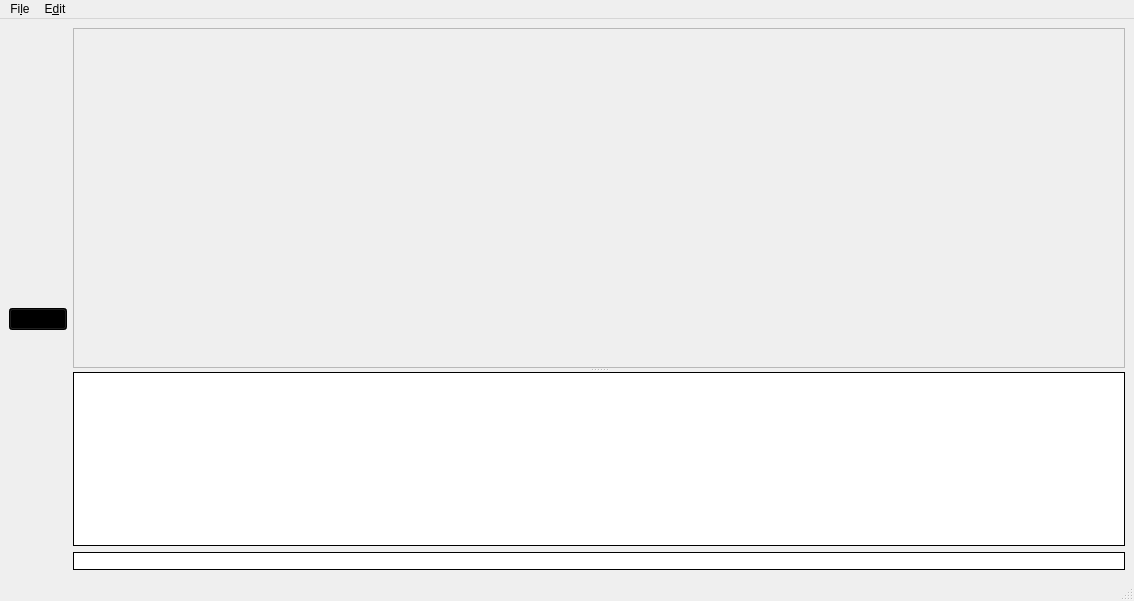
Qt form app/ui/main_window.ui (drahoja9/BI-OOP-CAD) before a commit.
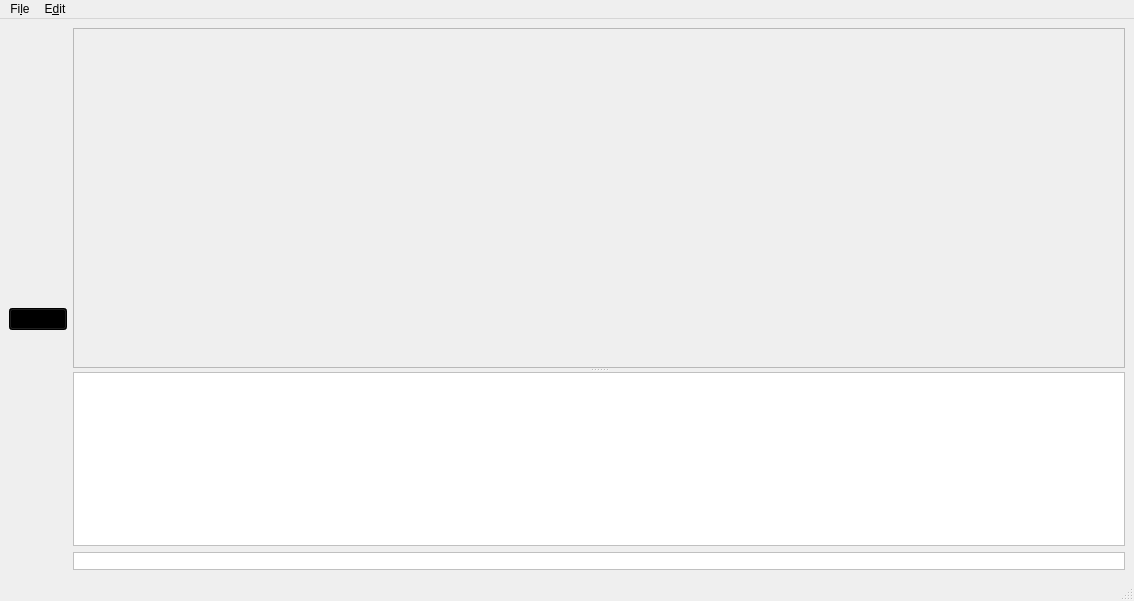
The same form after that commit. Icons and pictures are not drawn.

The edit to the form file:
```diff
--- a/app/ui/main_window.ui
+++ b/app/ui/main_window.ui
@@ -383,14 +383,14 @@
           <item>
            <widget class="QTextBrowser" name="history">
             <property name="styleSheet">
-             <string notr="true">border: 1px solid black;</string>
+             <string notr="true">border: 1px solid silver;</string>
             </property>
            </widget>
           </item>
           <item>
            <widget class="QLineEdit" name="manualInput">
             <property name="styleSheet">
-             <string notr="true">border: 1px solid black;</string>
+             <string notr="true">border: 1px solid silver;</string>
             </property>
            </widget>
           </item>
```
